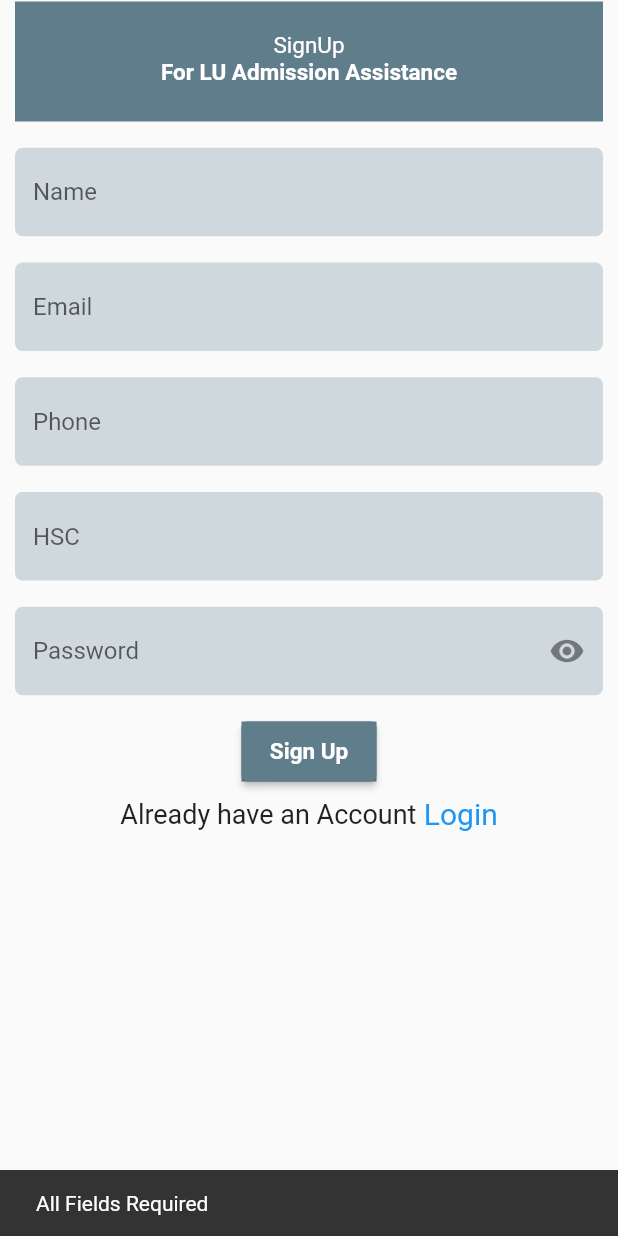
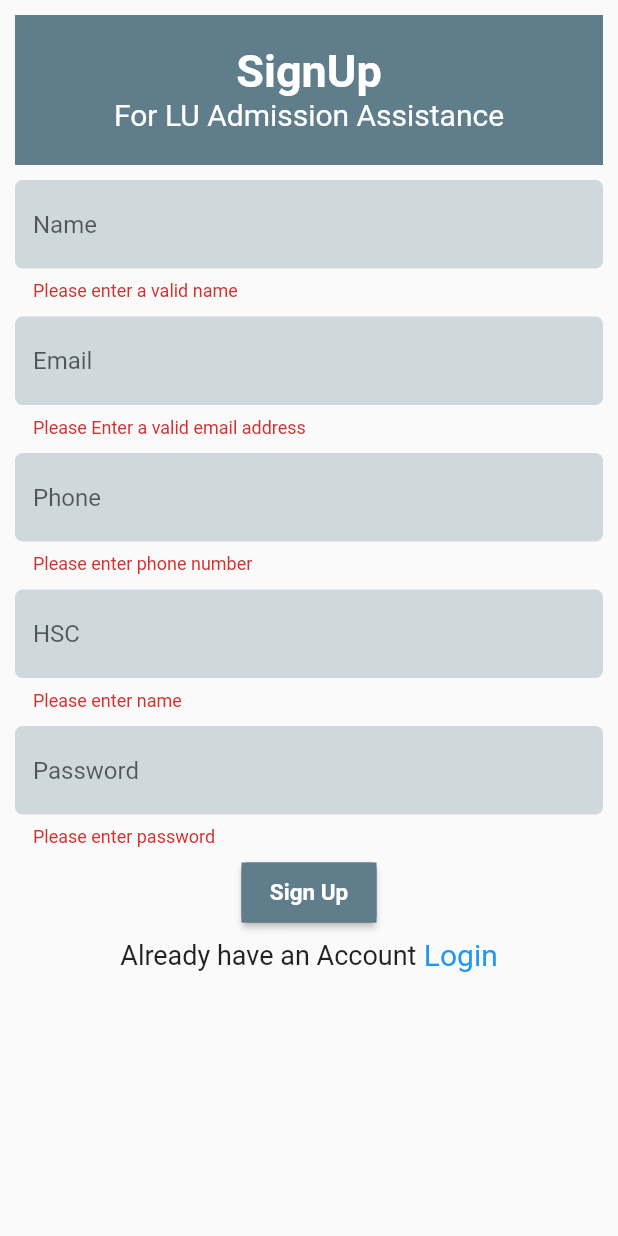
Before and after one commit to tasbiha11/admission2app, a Flutter app: the screen it shows after launch, after a tap on "SignUp", after a tap on "Sign Up", on a phone screen of 412 x 824 dp. Run offline on Flutter 3.47's test engine with Material 2 defaults, Android fonts, the phone set to English and light mode, and no system bars; our stand-ins replace cloud_firestore, firebase_auth, firebase_core; accounts and stored records are empty; network calls fail.

Commit message:
Project Completed

```diff
--- a/lib/main.dart
+++ b/lib/main.dart
@@ -1,10 +1,8 @@
 import 'package:admission2app/screens/homepage.dart';
 import 'package:admission2app/screens/login.dart';
-import 'package:admission2app/screens/signup.dart';
 import 'package:firebase_auth/firebase_auth.dart';
 import 'package:flutter/material.dart';
 import 'package:firebase_core/firebase_core.dart';
-import 'package:flutter/services.dart';
 
 void main() async {
   WidgetsFlutterBinding.ensureInitialized();
--- a/lib/screens/signup.dart
+++ b/lib/screens/signup.dart
@@ -2,7 +2,6 @@ import 'package:admission2app/screens/homepage.dart';
 import 'package:admission2app/screens/login.dart';
 import 'package:admission2app/widgets/haveaccount.dart';
 import 'package:admission2app/widgets/mybutton.dart';
-import 'package:admission2app/widgets/mypasswordtextformfield.dart';
 import 'package:admission2app/widgets/mytextformfield.dart';
 import 'package:admission2app/widgets/toptitle.dart';
 import 'package:cloud_firestore/cloud_firestore.dart';
@@ -113,39 +112,117 @@ class _SignUpState extends State<SignUp> {
     });
   }
 
+  final _formKey = GlobalKey<FormState>();
+
   @override
   Widget build(BuildContext context) {
     return Scaffold(
       key: scaffold,
       resizeToAvoidBottomInset: true,
-      body: Container(
-        padding: EdgeInsets.symmetric(horizontal: 10, vertical: 1),
-        child: ListView(
-          children: [
-            Column(
+      body: ListView(
+        padding: EdgeInsets.symmetric(
+          horizontal: 10,
+        ),
+        children: [
+          Form(
+            key: _formKey,
+            child: Column(
               mainAxisAlignment: MainAxisAlignment.spaceEvenly,
               children: [
+                SizedBox(
+                  height: 10,
+                ),
                 TopTitle(
                     title: "SignUp", subTitle: "For LU Admission Assistance"),
-                Container(
-                  height: 400,
-                  child: Column(
-                    mainAxisAlignment: MainAxisAlignment.spaceEvenly,
-                    children: [
-                      MyTextFormField(controller: name, title: "Name"),
-                      MyTextFormField(controller: email, title: "Email"),
-                      MyTextFormField(controller: phone, title: "Phone"),
-                      MyTextFormField(controller: hsc, title: "HSC"),
-                      MyPasswordTextFormField(
-                          controller: password, title: "Password"),
-                    ],
-                  ),
+                Column(
+                  children: [
+                    SizedBox(
+                      height: 10,
+                    ),
+                    MyTextFormField(
+                      controller: name,
+                      title: "Name",
+                      validator: (value) {
+                        if (value == null ||
+                            !RegExp(r'^[a-z A-Z]').hasMatch(value)) {
+                          return 'Please enter a valid name';
+                        } else if (value.length < 2) {
+                          return 'Enter Full Name';
+                        }
+                        return null;
+                      },
+                    ),
+                    SizedBox(height: 10),
+                    MyTextFormField(
+                      controller: email,
+                      title: "Email",
+                      type: TextInputType.emailAddress,
+                      validator: (value) {
+                        String pattern =
+                            r"^[a-zA-Z0-9.!#$%&'*+/=?^_`{|}~-]+@[a-zA-Z0-9](?:[a-zA-Z0-9-]"
+                            r"{0,253}[a-zA-Z0-9])?(?:\.[a-zA-Z0-9](?:[a-zA-Z0-9-]"
+                            r"{0,253}[a-zA-Z0-9])?)*$";
+                        RegExp regex = RegExp(pattern);
+                        if (value == null ||
+                            value.isEmpty ||
+                            !regex.hasMatch(value)) {
+                          return 'Please Enter a valid email address';
+                        }
+                        return null;
+                      },
+                    ),
+                    SizedBox(height: 10),
+                    MyTextFormField(
+                      controller: phone,
+                      title: "Phone",
+                      type: TextInputType.phone,
+                      validator: (value) {
+                        if (value == null ||
+                            !RegExp(r'[0-9]').hasMatch(value)) {
+                          return 'Please enter phone number';
+                        } else if (value.length != 11) {
+                          return 'Phone should be 11 digits';
+                        }
+                        return null;
+                      },
+                    ),
+                    SizedBox(height: 10),
+                    MyTextFormField(
+                      controller: hsc,
+                      title: "HSC",
+                      validator: (value) {
+                        if (value == null ||
+                            !RegExp(r'[0-9]').hasMatch(value)) {
+                          return 'Please enter name';
+                        } else if (value.length > 4) {
+                          return 'Enter valid year';
+                        }
+                        return null;
+                      },
+                    ),
+                    SizedBox(height: 10),
+                    MyTextFormField(
+                      controller: password,
+                      title: "Password",
+                      validator: (value) {
+                        if (value == null || value.isEmpty) {
+                          return 'Please enter password';
+                        } else if (value.length < 2) {
+                          return 'Password should be at least 8 characters long';
+                        }
+                        return null;
+                      },
+                    ),
+                  ],
                 ),
+                SizedBox(height: 10),
                 isLoading == false
                     ? MyButton(
                         name: "Sign Up",
                         onPressed: () {
-                          validation(context);
+                          if (_formKey.currentState!.validate()) {
+                            validation(context);
+                          }
                         },
                       )
                     : Center(
@@ -167,8 +244,8 @@ class _SignUpState extends State<SignUp> {
                     title: "Already have an Account")
               ],
             ),
-          ],
-        ),
+          ),
+        ],
       ),
     );
   }
--- a/lib/widgets/mytextformfield.dart
+++ b/lib/widgets/mytextformfield.dart
@@ -3,13 +3,19 @@ import 'package:flutter/material.dart';
 class MyTextFormField extends StatelessWidget {
   final TextEditingController controller;
   final String title;
-  MyTextFormField({required this.controller, required this.title});
-
+  final String? Function(String?) validator;
+  final TextInputType type;
+  MyTextFormField({
+    required this.controller,
+    required this.title,
+    required this.validator,
+    this.type = TextInputType.text,
+  });
   @override
   Widget build(BuildContext context) {
     return TextFormField(
       controller: controller,
-      // obscureText: true,
+      keyboardType: type,
       decoration: InputDecoration(
           fillColor: Colors.blueGrey[100],
           filled: true,
@@ -18,6 +24,7 @@ class MyTextFormField extends StatelessWidget {
             borderRadius: BorderRadius.circular(5),
             borderSide: BorderSide.none,
           )),
+      validator: validator,
     );
   }
 }
--- a/lib/widgets/toptitle.dart
+++ b/lib/widgets/toptitle.dart
@@ -6,7 +6,7 @@ class TopTitle extends StatelessWidget {
   @override
   Widget build(BuildContext context) {
     return Container(
-      height: 80,
+      height: 100,
       width: 400,
       padding: EdgeInsets.symmetric(vertical: 20, horizontal: 10),
       color: Colors.blueGrey,
@@ -15,16 +15,16 @@ class TopTitle extends StatelessWidget {
           Text(
             title,
             style: TextStyle(
-              fontSize: 15,
-              //fontWeight: FontWeight.bold,
+              fontSize: 30,
               color: Colors.white,
+              fontWeight: FontWeight.bold,
             ),
           ),
           Text(
             subTitle,
             style: TextStyle(
-              fontSize: 15,
-              fontWeight: FontWeight.bold,
+              fontSize: 20,
+              // fontWeight: FontWeight.bold,
               color: Colors.white,
             ),
           )
```
Also changed, not shown: lib/screens/admissionpage.dart (+47 -49 lines), lib/screens/homepage.dart (+1 -35 lines), lib/screens/login.dart (+13 -1 lines), lib/screens/semester_registration_page.dart (+11 -7 lines), 2 other files.
